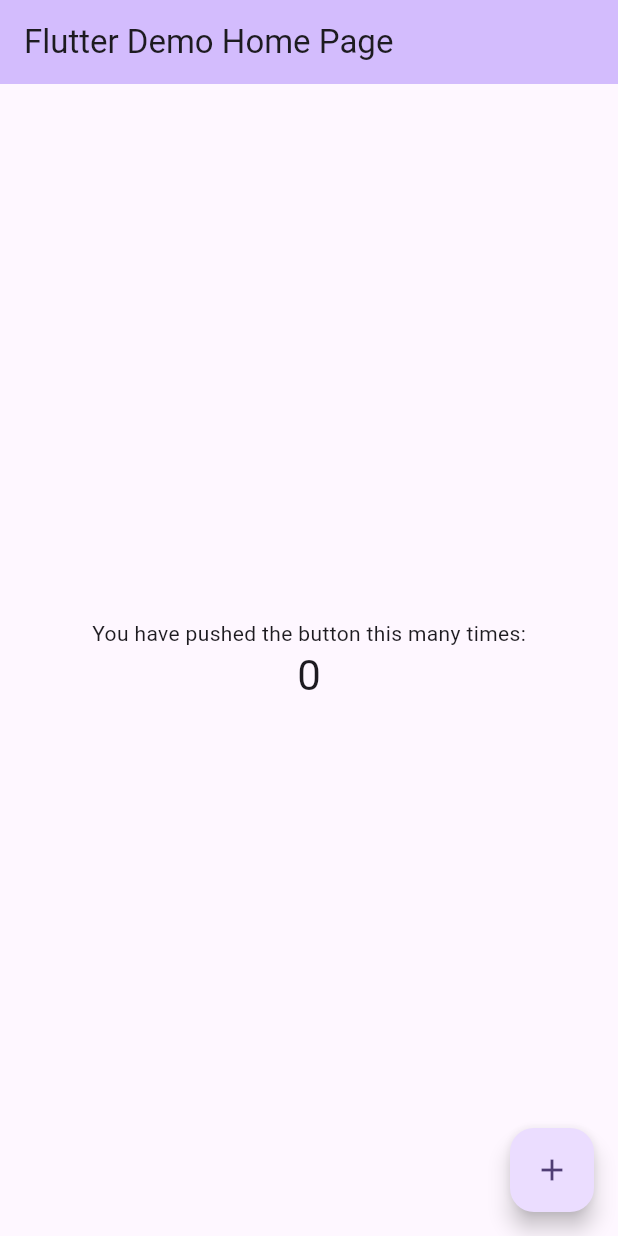
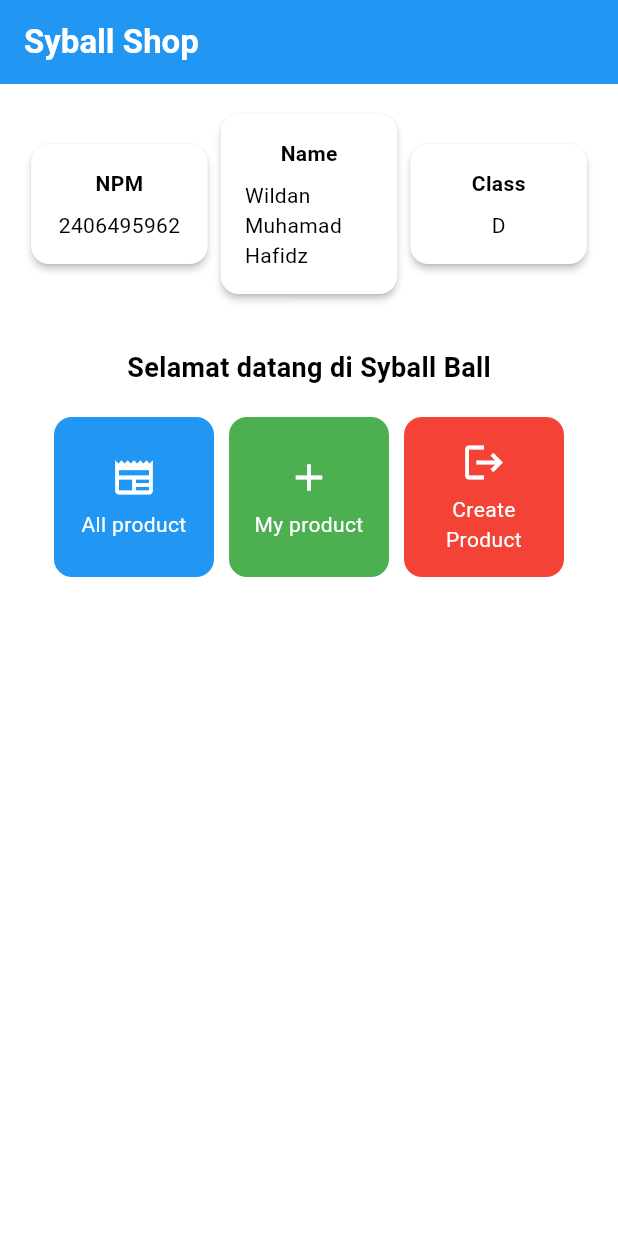
Before and after one commit to Wildann133/football-shop-mobile, a Flutter app: the screen it shows after launch, on a phone screen of 412 x 824 dp. Run offline on Flutter 3.47's test engine with Material 3 defaults, Android fonts, the phone set to English and light mode, and no system bars.

Commit message:
selesai kode

```diff
--- a/lib/main.dart
+++ b/lib/main.dart
@@ -1,4 +1,5 @@
 import 'package:flutter/material.dart';
+import 'package:football_shop/menu.dart';
 
 void main() {
   runApp(const MyApp());
@@ -28,95 +29,10 @@ class MyApp extends StatelessWidget {
         //
         // This works for code too, not just values: Most code changes can be
         // tested with just a hot reload.
-        colorScheme: ColorScheme.fromSeed(seedColor: Colors.deepPurple),
+        colorScheme: ColorScheme.fromSwatch(primarySwatch: Colors.blue)
+        .copyWith(secondary: Colors.blueAccent[400]),
       ),
-      home: const MyHomePage(title: 'Flutter Demo Home Page'),
+      home: MyHomePage(),
     );
   }
 }
-
-class MyHomePage extends StatefulWidget {
-  const MyHomePage({super.key, required this.title});
-
-  // This widget is the home page of your application. It is stateful, meaning
-  // that it has a State object (defined below) that contains fields that affect
-  // how it looks.
-
-  // This class is the configuration for the state. It holds the values (in this
-  // case the title) provided by the parent (in this case the App widget) and
-  // used by the build method of the State. Fields in a Widget subclass are
-  // always marked "final".
-
-  final String title;
-
-  @override
-  State<MyHomePage> createState() => _MyHomePageState();
-}
-
-class _MyHomePageState extends State<MyHomePage> {
-  int _counter = 0;
-
-  void _incrementCounter() {
-    setState(() {
-      // This call to setState tells the Flutter framework that something has
-      // changed in this State, which causes it to rerun the build method below
-      // so that the display can reflect the updated values. If we changed
-      // _counter without calling setState(), then the build method would not be
-      // called again, and so nothing would appear to happen.
-      _counter++;
-    });
-  }
-
-  @override
-  Widget build(BuildContext context) {
-    // This method is rerun every time setState is called, for instance as done
-    // by the _incrementCounter method above.
-    //
-    // The Flutter framework has been optimized to make rerunning build methods
-    // fast, so that you can just rebuild anything that needs updating rather
-    // than having to individually change instances of widgets.
-    return Scaffold(
-      appBar: AppBar(
-        // TRY THIS: Try changing the color here to a specific color (to
-        // Colors.amber, perhaps?) and trigger a hot reload to see the AppBar
-        // change color while the other colors stay the same.
-        backgroundColor: Theme.of(context).colorScheme.inversePrimary,
-        // Here we take the value from the MyHomePage object that was created by
-        // the App.build method, and use it to set our appbar title.
-        title: Text(widget.title),
-      ),
-      body: Center(
-        // Center is a layout widget. It takes a single child and positions it
-        // in the middle of the parent.
-        child: Column(
-          // Column is also a layout widget. It takes a list of children and
-          // arranges them vertically. By default, it sizes itself to fit its
-          // children horizontally, and tries to be as tall as its parent.
-          //
-          // Column has various properties to control how it sizes itself and
-          // how it positions its children. Here we use mainAxisAlignment to
-          // center the children vertically; the main axis here is the vertical
-          // axis because Columns are vertical (the cross axis would be
-          // horizontal).
-          //
-          // TRY THIS: Invoke "debug painting" (choose the "Toggle Debug Paint"
-          // action in the IDE, or press "p" in the console), to see the
-          // wireframe for each widget.
-          mainAxisAlignment: MainAxisAlignment.center,
-          children: <Widget>[
-            const Text('You have pushed the button this many times:'),
-            Text(
-              '$_counter',
-              style: Theme.of(context).textTheme.headlineMedium,
-            ),
-          ],
-        ),
-      ),
-      floatingActionButton: FloatingActionButton(
-        onPressed: _incrementCounter,
-        tooltip: 'Increment',
-        child: const Icon(Icons.add),
-      ), // This trailing comma makes auto-formatting nicer for build methods.
-    );
-  }
-}
--- /dev/null
+++ b/lib/menu.dart
@@ -0,0 +1,191 @@
+import 'package:flutter/material.dart';
+
+class MyHomePage extends StatelessWidget {
+ MyHomePage({super.key});
+ final String nama = "Wildan Muhamad Hafidz"; //nama
+ final String npm = "2406495962"; //npm
+ final String kelas = "D"; //kelas
+
+  @override
+    Widget build(BuildContext context) {
+    // Scaffold menyediakan struktur dasar halaman dengan AppBar dan body.
+    return Scaffold(
+      // AppBar adalah bagian atas halaman yang menampilkan judul.
+      appBar: AppBar(
+        // Judul aplikasi "Football News" dengan teks putih dan tebal.
+        title: const Text(
+          'Syball Shop',
+          style: TextStyle(
+            color: Colors.white,
+            fontWeight: FontWeight.bold,
+          ),
+        ),
+        // Warna latar belakang AppBar diambil dari skema warna tema aplikasi.
+        backgroundColor: Theme.of(context).colorScheme.primary,
+      ),
+
+      // Body halaman dengan padding di sekelilingnya.
+      body: Padding(
+        padding: const EdgeInsets.all(16.0),
+        // Menyusun widget secara vertikal dalam sebuah kolom.
+        child: Column(
+          crossAxisAlignment: CrossAxisAlignment.center,
+          children: [
+            // Row untuk menampilkan 3 InfoCard secara horizontal.
+            Row(
+              mainAxisAlignment: MainAxisAlignment.spaceEvenly,
+              children: [
+                InfoCard(title: 'NPM', content: npm),
+                InfoCard(title: 'Name', content: nama),
+                InfoCard(title: 'Class', content: kelas),
+              ],
+            ),
+
+            // Memberikan jarak vertikal 16 unit.
+            const SizedBox(height: 16.0),
+
+            // Menempatkan widget berikutnya di tengah halaman.
+            Center(
+              child: Column(
+                // Menyusun teks dan grid item secara vertikal.
+
+                children: [
+                  // Menampilkan teks sambutan dengan gaya tebal dan ukuran 18.
+                  const Padding(
+                    padding: EdgeInsets.only(top: 16.0),
+                    child: Text(
+                      'Selamat datang di Syball Ball',
+                      style: TextStyle(
+                        fontWeight: FontWeight.bold,
+                        fontSize: 18.0,
+                      ),
+                    ),
+                  ),
+
+                  // Grid untuk menampilkan ItemCard dalam bentuk grid 3 kolom.
+                  GridView.count(
+                    primary: true,
+                    padding: const EdgeInsets.all(20),
+                    crossAxisSpacing: 10,
+                    mainAxisSpacing: 10,
+                    crossAxisCount: 3,
+                    // Agar grid menyesuaikan tinggi kontennya.
+                    shrinkWrap: true,
+
+                    // Menampilkan ItemCard untuk setiap item dalam list items.
+                    children: items.map((ItemHomepage item) {
+                      return ItemCard(item);
+                    }).toList(),
+                  ),
+                ],
+              ),
+            ),
+          ],
+        ),
+      ),
+    );
+    }
+
+    final List<ItemHomepage> items = [
+    ItemHomepage("All product", Icons.newspaper, Colors.blue),
+    ItemHomepage("My product", Icons.add, Colors.green),
+    ItemHomepage("Create Product", Icons.logout, Colors.red),
+  ];
+
+}
+
+
+class ItemHomepage {
+ final String name;
+ final IconData icon;
+ final Color color;
+
+ ItemHomepage(this.name, this.icon,this.color);
+}
+
+class InfoCard extends StatelessWidget {
+  // Kartu informasi yang menampilkan title dan content.
+
+  final String title;  // Judul kartu.
+  final String content;  // Isi kartu.
+
+  const InfoCard({super.key, required this.title, required this.content});
+
+  @override
+  Widget build(BuildContext context) {
+    return Card(
+      // Membuat kotak kartu dengan bayangan dibawahnya.
+      elevation: 2.0,
+      child: Container(
+        // Mengatur ukuran dan jarak di dalam kartu.
+        width: MediaQuery.of(context).size.width / 3.5, // menyesuaikan dengan lebar device yang digunakan.
+        padding: const EdgeInsets.all(16.0),
+        // Menyusun title dan content secara vertikal.
+        child: Column(
+          children: [
+            Text(
+              title,
+              style: const TextStyle(fontWeight: FontWeight.bold),
+            ),
+            const SizedBox(height: 8.0),
+            Text(content),
+          ],
+        ),
+      ),
+    );
+  }
+}
+
+class ItemCard extends StatelessWidget {
+  // Menampilkan kartu dengan ikon dan nama.
+
+  final ItemHomepage item;
+
+  const ItemCard(this.item, {super.key});
+
+  @override
+  Widget build(BuildContext context) {
+    return Material(
+      // Menentukan warna latar belakang dari tema aplikasi.
+      color: item.color,
+      // Membuat sudut kartu melengkung.
+      borderRadius: BorderRadius.circular(12),
+
+      child: InkWell(
+        // Aksi ketika kartu ditekan.
+        onTap: () {
+          // Menampilkan pesan SnackBar saat kartu ditekan.
+          ScaffoldMessenger.of(context)
+            ..hideCurrentSnackBar()
+            ..showSnackBar(
+              SnackBar(content: Text("Kamu telah menekan tombol ${item.name}!"))
+            );
+        },
+        // Container untuk menyimpan Icon dan Text
+        child: Container(
+          padding: const EdgeInsets.all(8),
+          child: Center(
+            child: Column(
+              // Menyusun ikon dan teks di tengah kartu.
+              mainAxisAlignment: MainAxisAlignment.center,
+              children: [
+                Icon(
+                  item.icon,
+                  color: Colors.white,
+                  size: 30.0,
+                ),
+                const Padding(padding: EdgeInsets.all(3)),
+                Text(
+                  item.name,
+                  textAlign: TextAlign.center,
+                  style: const TextStyle(color: Colors.white),
+                ),
+              ],
+            ),
+          ),
+        ),
+      ),
+    );
+  }
+
+}
```
